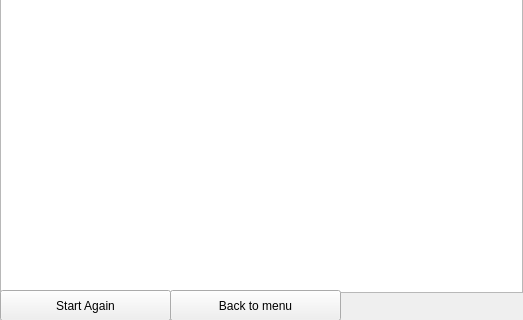
Qt form widget.ui (GGrify/FlappyBird) before a commit; both pictures show x 0 to 523 and y 330 to 650 of the 523 by 650 pixel window.
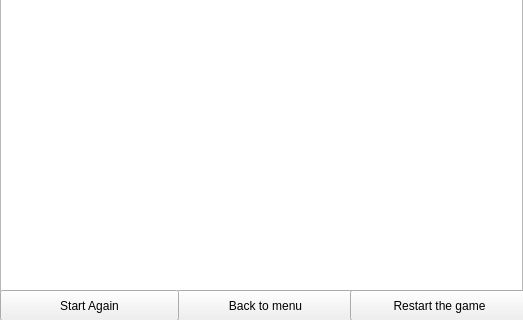
The same form after that commit.

The edit to the form file:
```diff
--- a/widget.ui
+++ b/widget.ui
@@ -41,9 +41,9 @@
   <widget class="QPushButton" name="pushButton">
    <property name="geometry">
     <rect>
-     <x>170</x>
+     <x>176</x>
      <y>620</y>
-     <width>171</width>
+     <width>179</width>
      <height>31</height>
     </rect>
    </property>
@@ -62,7 +62,7 @@
     <rect>
      <x>0</x>
      <y>620</y>
-     <width>171</width>
+     <width>179</width>
      <height>31</height>
     </rect>
    </property>
@@ -76,6 +76,25 @@
     <string>Start Again</string>
    </property>
   </widget>
+  <widget class="QPushButton" name="pushButton_3">
+   <property name="geometry">
+    <rect>
+     <x>350</x>
+     <y>620</y>
+     <width>179</width>
+     <height>31</height>
+    </rect>
+   </property>
+   <property name="focusPolicy">
+    <enum>Qt::NoFocus</enum>
+   </property>
+   <property name="autoFillBackground">
+    <bool>false</bool>
+   </property>
+   <property name="text">
+    <string>Restart the game</string>
+   </property>
+  </widget>
  </widget>
  <resources/>
  <connections/>
```
